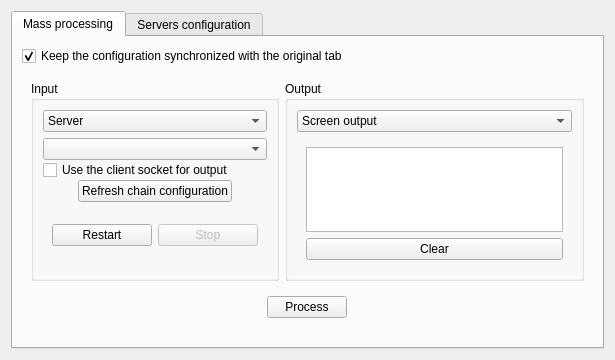
This is gui/massprocessingdialog.ui in nccgroup/pip3line as Qt 5 draws it before an edit. The edited form follows.
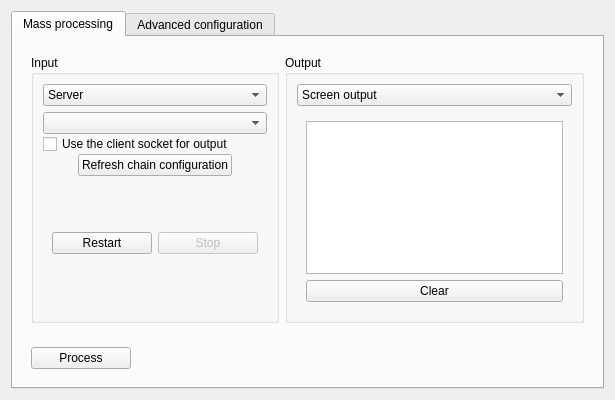
This is the edited form.

```diff
--- a/gui/massprocessingdialog.ui
+++ b/gui/massprocessingdialog.ui
@@ -16,7 +16,7 @@
     <x>0</x>
     <y>0</y>
     <width>566</width>
-    <height>360</height>
+    <height>400</height>
    </rect>
   </property>
   <property name="windowTitle">
@@ -42,16 +42,6 @@
           <string>Mass processing</string>
          </attribute>
          <layout class="QVBoxLayout" name="verticalLayout_12">
-          <item>
-           <widget class="QCheckBox" name="keepSynchronizedCheckBox">
-            <property name="text">
-             <string>Keep the configuration synchronized with the original tab</string>
-            </property>
-            <property name="checked">
-             <bool>true</bool>
-            </property>
-           </widget>
-          </item>
           <item>
            <widget class="QWidget" name="confWidget" native="true">
             <layout class="QHBoxLayout" name="horizontalLayout">
@@ -430,7 +420,10 @@
             </layout>
            </widget>
           </item>
-          <item alignment="Qt::AlignHCenter">
+          <item>
+           <widget class="QWidget" name="mngmtWidget" native="true">
+            <layout class="QHBoxLayout" name="horizontalLayout_5">
+             <item>
            <widget class="QPushButton" name="processingPushButton">
             <property name="maximumSize">
              <size>
@@ -452,15 +445,18 @@
              <string/>
             </property>
             <property name="alignment">
-             <set>Qt::AlignCenter</set>
-            </property>
+                <set>Qt::AlignLeading|Qt::AlignLeft|Qt::AlignVCenter</set>
+               </property>
+              </widget>
+             </item>
+            </layout>
            </widget>
           </item>
          </layout>
         </widget>
         <widget class="QWidget" name="serversConf">
          <attribute name="title">
-          <string>Servers configuration</string>
+          <string>Advanced configuration</string>
          </attribute>
          <layout class="QHBoxLayout" name="horizontalLayout_2">
           <item>
@@ -574,6 +570,29 @@
              <string>General configuration</string>
             </property>
             <layout class="QVBoxLayout" name="verticalLayout_13">
+             <item>
+              <widget class="QCheckBox" name="keepSynchronizedCheckBox">
+               <property name="toolTip">
+                <string>&lt;html&gt;&lt;head/&gt;&lt;body&gt;&lt;p&gt;Keep the transform chain used in sync with the tab this dialog originate from.&lt;/p&gt;&lt;p&gt;&lt;br/&gt;&lt;/p&gt;&lt;/body&gt;&lt;/html&gt;</string>
+               </property>
+               <property name="text">
+                <string>Keep the transform chain  updated</string>
+               </property>
+               <property name="checked">
+                <bool>true</bool>
+               </property>
+              </widget>
+             </item>
+             <item>
+              <widget class="QCheckBox" name="logsCheckBox">
+               <property name="toolTip">
+                <string>&lt;html&gt;&lt;head/&gt;&lt;body&gt;&lt;p&gt;Enabling this will send all log messages emitted to be printed in the main window logs.&lt;/p&gt;&lt;p&gt;&lt;span style=&quot; font-weight:600;&quot;&gt;WARNING&lt;/span&gt;: this may freeze the GUI if too many messages are send.&lt;/p&gt;&lt;/body&gt;&lt;/html&gt;</string>
+               </property>
+               <property name="text">
+                <string>Send logs to main window</string>
+               </property>
+              </widget>
+             </item>
              <item>
               <widget class="QCheckBox" name="decodeCheckBox">
                <property name="text">
```
Left out of the diff: 2 changed lines with no effect on the pictures. Lines whose indentation alone changed are shown as unchanged.
